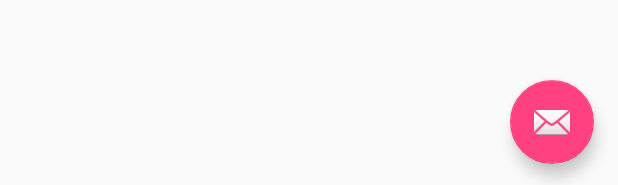
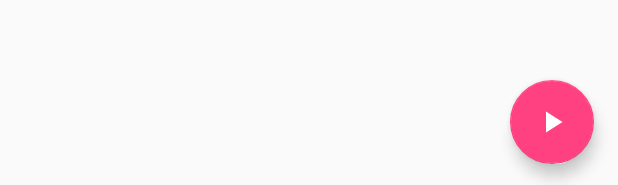
Before and after one commit to eyeem/router, an Android app: the layout activity_main.xml on its own in the app's theme, with its tools: preview values and no code run, on a phone screen of 412 x 824 dp. Shown: the part 1048-1233 px from the top of the screen. Run offline under Robolectric (Android 15) with nearby library versions, the phone set to English and light mode, and no system bars.

```diff
--- /dev/null
+++ b/app/src/main/res/drawable/ic_pause_32dp.xml
@@ -0,0 +1,4 @@
+<vector android:height="32dp" android:viewportHeight="24.0"
+    android:viewportWidth="24.0" android:width="32dp" xmlns:android="http://schemas.android.com/apk/res/android">
+    <path android:fillColor="#FFF" android:pathData="M6,19h4L10,5L6,5v14zM14,5v14h4L18,5h-4z"/>
+</vector>
--- /dev/null
+++ b/app/src/main/res/drawable/ic_play_arrow_32dp.xml
@@ -0,0 +1,4 @@
+<vector android:height="32dp" android:viewportHeight="24.0"
+    android:viewportWidth="24.0" android:width="32dp" xmlns:android="http://schemas.android.com/apk/res/android">
+    <path android:fillColor="#FFF" android:pathData="M8,5v14l11,-7z"/>
+</vector>
--- a/app/src/main/res/layout/activity_main.xml
+++ b/app/src/main/res/layout/activity_main.xml
@@ -31,6 +31,6 @@
         android:layout_height="wrap_content"
         android:layout_gravity="bottom|end"
         android:layout_margin="@dimen/fab_margin"
-        android:src="@android:drawable/ic_dialog_email"/>
+        android:src="@drawable/ic_play_arrow_32dp"/>
 
 </android.support.design.widget.CoordinatorLayout>
```
Also changed, not shown: app/src/main/java/com/eyeem/nanorouter/MainActivity.java (+31 -6 lines), app/src/main/java/com/eyeem/nanorouter/nano/NanoService.java (+19 -0 lines).
